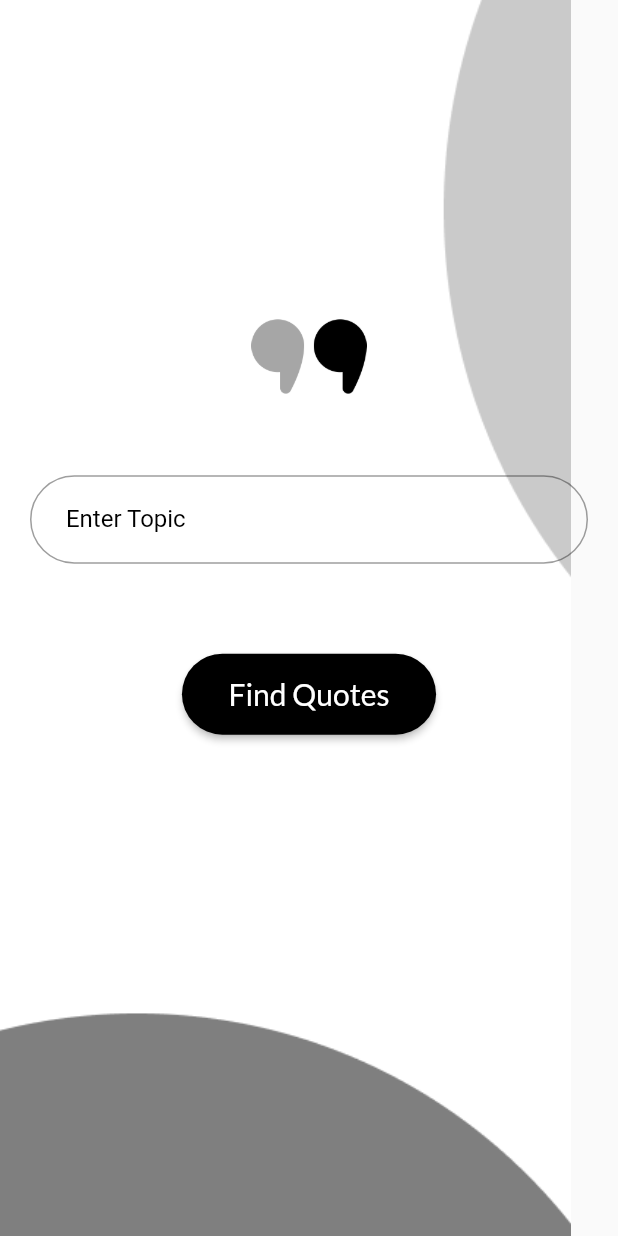
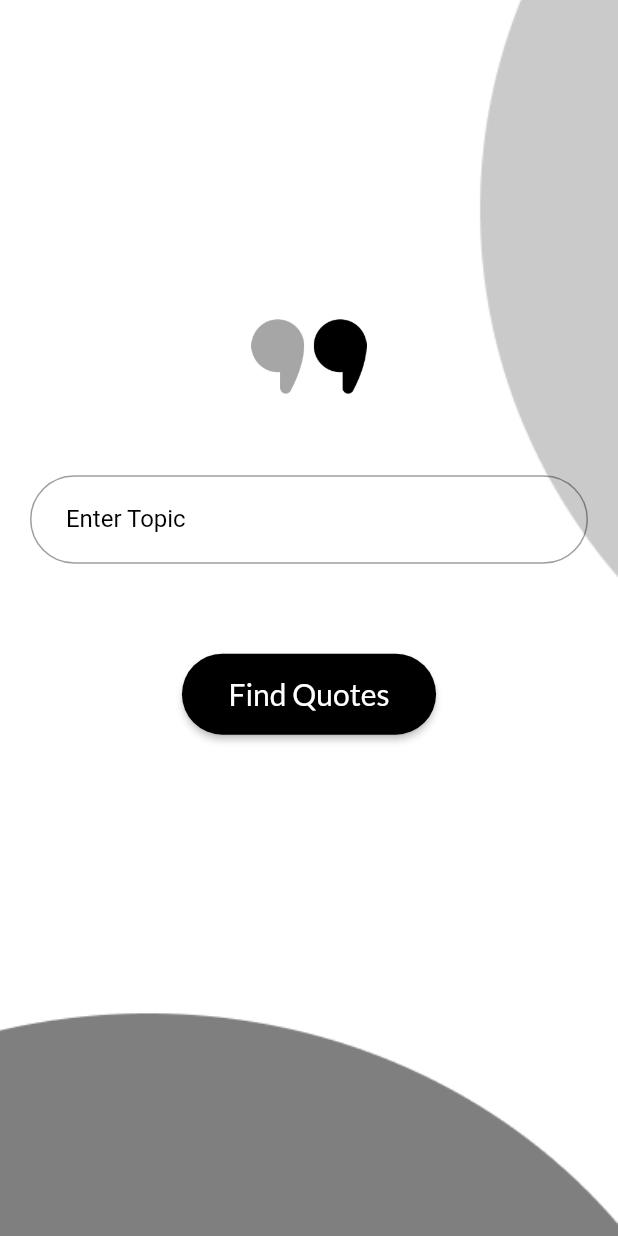
Before and after one commit to ShuvamBag/quote_app, a Flutter app: the screen it shows after launch, after a tap on "Search any Quote", on a phone screen of 412 x 824 dp. Run offline on Flutter 3.47's test engine with Material 2 defaults, Android fonts, the phone set to English and light mode, and no system bars; our stand-ins replace google_fonts; network calls fail.

Commit message:
modified code

```diff
--- a/lib/Screens/Author_Quote.dart
+++ b/lib/Screens/Author_Quote.dart
@@ -22,7 +22,8 @@ class _AuthorQuoteState extends State<AuthorQuote> {
     return Scaffold(
       body:
       Stack(children: [
-        Image.asset("assets/background2.png",fit: BoxFit.fill,),
+        Image.asset("assets/background2.png",fit: BoxFit.fill,height: MediaQuery.of(context).size.height,
+          width: MediaQuery.of(context).size.width,),
         SafeArea(
           child: Center(
             child: Column(
--- a/lib/Screens/Search_Quote.dart
+++ b/lib/Screens/Search_Quote.dart
@@ -20,7 +20,10 @@ class _SearchQuoteState extends State<SearchQuote> {
     return Scaffold(
       body:
       Stack(children: [
-        Image.asset("assets/background2.png",fit: BoxFit.fill,),
+        Image.asset("assets/background2.png",fit: BoxFit.fill,
+          height: MediaQuery.of(context).size.height,
+          width: MediaQuery.of(context).size.width,
+        ),
         SafeArea(
           child: Center(
             child: Column(
--- a/lib/Screens/intro_page.dart
+++ b/lib/Screens/intro_page.dart
@@ -22,7 +22,10 @@ class _intro_pageState extends State<intro_page> {
 
         body:
         Stack(children: [
-        Container(child: Image.asset("assets/background1.png",fit: BoxFit.fill,)),
+        Container(child: Image.asset("assets/background1.png",fit: BoxFit.fill,
+          height: MediaQuery.of(context).size.height,
+          width: MediaQuery.of(context).size.width,
+        )),
         SafeArea(
           child: Container(
             margin: EdgeInsets.only(left: 20, right: 20),
```
Also changed, not shown: lib/Screens/Quotes_Display.dart (+74 -17 lines), assets/retry.png (added), 3 other files.
